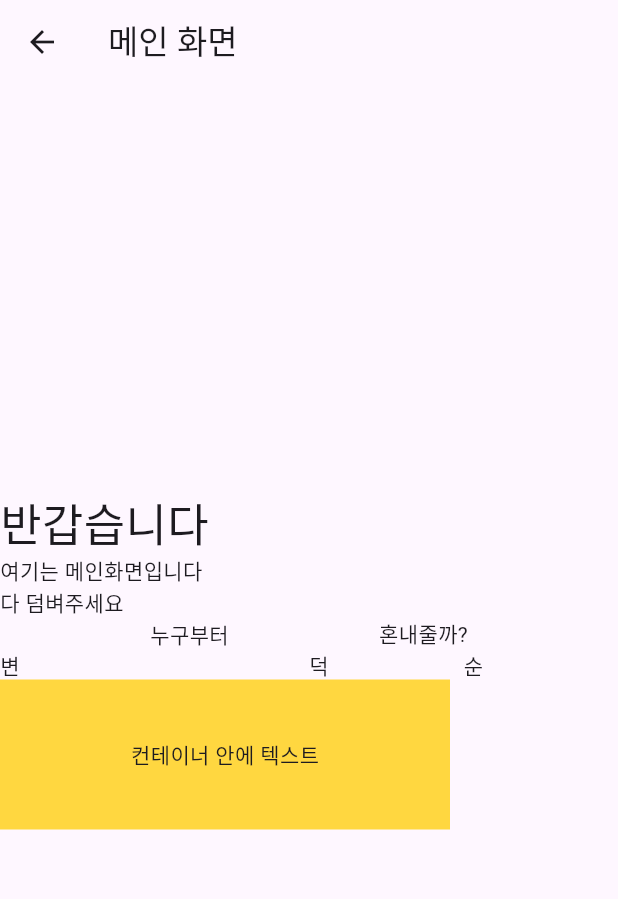
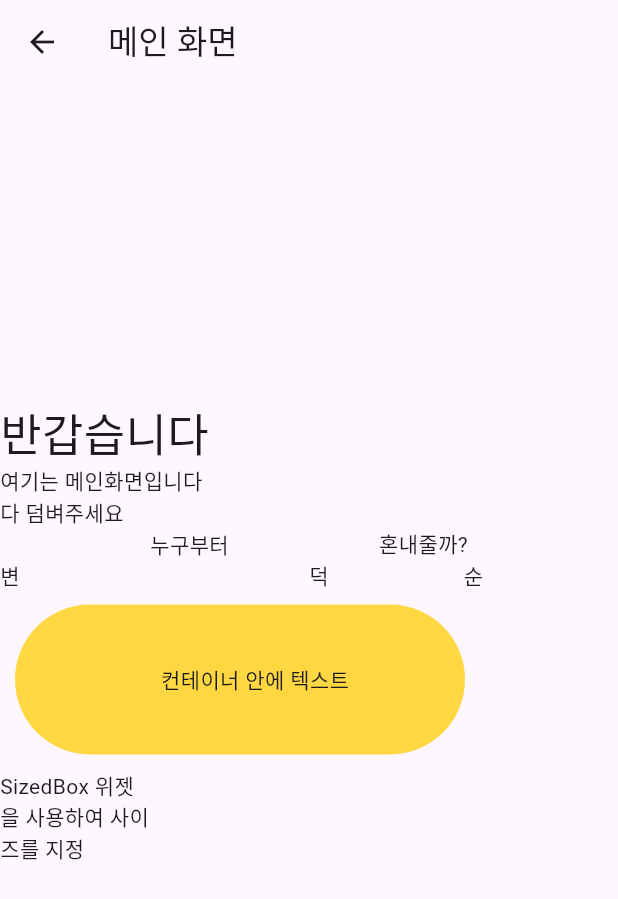
Before and after one commit to Daco2020/flutter-practice2, a Flutter app: the screen it shows after launch, on a phone screen of 412 x 824 dp. Shown: the top 899 px of the screen. Run offline on Flutter 3.47's test engine with Material 3 defaults, Android fonts, the phone set to English and light mode, and no system bars.

Commit message:
feat: SizedBox 위젯 구현

```diff
--- a/lib/screen/main_screen.dart
+++ b/lib/screen/main_screen.dart
@@ -19,10 +19,10 @@ class _MainScreenState extends State<MainScreen> {
           mainAxisAlignment: MainAxisAlignment.center,
           crossAxisAlignment: CrossAxisAlignment.start,
           children: [
-            Text('반갑습니다', style: TextStyle(fontSize: 30)),
-            Text('여기는 메인화면입니다'),
-            Text('다 덤벼주세요'),
-            Row(
+            const Text('반갑습니다', style: TextStyle(fontSize: 30)),
+            const Text('여기는 메인화면입니다'),
+            const Text('다 덤벼주세요'),
+            const Row(
               // Row 위젯을 사용하여 가로로 위젯을 배치
               mainAxisAlignment: MainAxisAlignment.spaceEvenly,
               children: [
@@ -30,7 +30,7 @@ class _MainScreenState extends State<MainScreen> {
                 Text('혼내줄까?'),
               ],
             ),
-            Row(
+            const Row(
               children: [
                 Expanded(flex: 2, child: Text("변")),
                 Expanded(flex: 1, child: Text("덕")),
@@ -40,14 +40,25 @@ class _MainScreenState extends State<MainScreen> {
               ],
             ),
             Container(
-              // Container 위젯을 사용하여 내부 공간을 구성
-              // 위젯은 사이즈를 지정할 수 없기 때문에 Container 위젯을 사용하여 사이즈를 지정
-              width: 300,
+                // Container 위젯을 사용하여 내부 공간을 구성
+                // 위젯은 사이즈를 지정할 수 없기 때문에 Container 위젯을 사용하여 사이즈를 지정
+                width: 300,
+                height: 100,
+                margin: const EdgeInsets.all(10),
+                padding: const EdgeInsets.only(left: 20),
+                alignment: Alignment.center,
+                // color: Colors.amberAccent,
+                decoration: BoxDecoration(
+                    borderRadius: BorderRadius.circular(50),
+                    color: Colors.amberAccent),
+                child: const Text('컨테이너 안에 텍스트')),
+            const SizedBox(
+              // SizedBox 위젯을 사용하여 사이즈를 지정
+              // 특정 공간이 필요할 때 주로 사용
+              width: 100,
               height: 100,
-              alignment: Alignment.center,
-              child: Text('컨테이너 안에 텍스트'),
-              color: Colors.amberAccent,
-            ),
+              child: Text("SizedBox 위젯을 사용하여 사이즈를 지정"),
+            )
           ],
         ),
       ),
```
